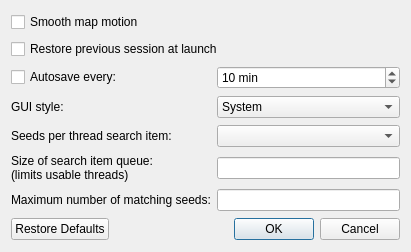
Old version of the form src/configdialog.ui in the repository Cubitect/cubiomes-viewer.
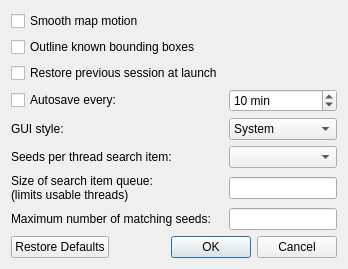
New version of the form. Icons and pictures are not drawn.

Commit message: Added some bounding boxes and quad structure fix 1) added bounding box outline to map view for some structures 2) added quad-structure indicators to map view 3) added spawn area to quad-structure dialog 4) fixed some incorrect values for quad-monument area 5) fixed end gateways for 1.17

Patch:
```diff
--- a/src/configdialog.ui
+++ b/src/configdialog.ui
@@ -2,14 +2,6 @@
 <ui version="4.0">
  <class>ConfigDialog</class>
  <widget class="QDialog" name="ConfigDialog">
-  <property name="geometry">
-   <rect>
-    <x>0</x>
-    <y>0</y>
-    <width>411</width>
-    <height>252</height>
-   </rect>
-  </property>
   <property name="windowTitle">
    <string>Preferences</string>
   </property>
@@ -18,14 +10,14 @@
     <normaloff>:/icons/map.png</normaloff>:/icons/map.png</iconset>
   </property>
   <layout class="QGridLayout" name="gridLayout">
-   <item row="8" column="0">
+   <item row="10" column="0">
     <widget class="QLabel" name="label_3">
      <property name="text">
       <string>Maximum number of matching seeds:</string>
      </property>
     </widget>
    </item>
-   <item row="9" column="0" colspan="2">
+   <item row="11" column="0" colspan="2">
     <widget class="QDialogButtonBox" name="buttonBox">
      <property name="orientation">
       <enum>Qt::Horizontal</enum>
@@ -35,7 +27,7 @@
      </property>
     </widget>
    </item>
-   <item row="7" column="0">
+   <item row="9" column="0">
     <widget class="QLabel" name="label_2">
      <property name="text">
       <string>Size of search item queue:
@@ -43,7 +35,7 @@
      </property>
     </widget>
    </item>
-   <item row="6" column="0">
+   <item row="8" column="0">
     <widget class="QLabel" name="label">
      <property name="text">
       <string>Seeds per thread search item:</string>
@@ -60,37 +52,30 @@
      </property>
     </widget>
    </item>
-   <item row="7" column="1">
+   <item row="9" column="1">
     <widget class="QLineEdit" name="lineQueueSize"/>
    </item>
-   <item row="3" column="0" colspan="2">
-    <widget class="QCheckBox" name="checkRestore">
-     <property name="text">
-      <string>Restore previous session at launch</string>
-     </property>
-    </widget>
-   </item>
-   <item row="6" column="1">
-    <widget class="QComboBox" name="cboxItemSize">
-     <property name="iconSize">
-      <size>
-       <width>0</width>
-       <height>16</height>
-      </size>
-     </property>
-    </widget>
-   </item>
    <item row="8" column="1">
+    <widget class="QComboBox" name="cboxItemSize">
+     <property name="iconSize">
+      <size>
+       <width>0</width>
+       <height>16</height>
+      </size>
+     </property>
+    </widget>
+   </item>
+   <item row="10" column="1">
     <widget class="QLineEdit" name="lineMatching"/>
    </item>
-   <item row="4" column="0">
+   <item row="6" column="0">
     <widget class="QCheckBox" name="checkAutosave">
      <property name="text">
       <string>Autosave every:</string>
      </property>
     </widget>
    </item>
-   <item row="4" column="1">
+   <item row="6" column="1">
     <widget class="QSpinBox" name="spinAutosave">
      <property name="suffix">
       <string> min</string>
@@ -106,14 +91,14 @@
      </property>
     </widget>
    </item>
-   <item row="5" column="0">
+   <item row="7" column="0">
     <widget class="QLabel" name="label_4">
      <property name="text">
       <string>GUI style:</string>
      </property>
     </widget>
    </item>
-   <item row="5" column="1">
+   <item row="7" column="1">
     <widget class="QComboBox" name="comboStyle">
      <property name="iconSize">
       <size>
@@ -133,6 +118,20 @@
      </item>
     </widget>
    </item>
+   <item row="3" column="0" colspan="2">
+    <widget class="QCheckBox" name="checkBBoxes">
+     <property name="text">
+      <string>Outline known bounding boxes</string>
+     </property>
+    </widget>
+   </item>
+   <item row="4" column="0">
+    <widget class="QCheckBox" name="checkRestore">
+     <property name="text">
+      <string>Restore previous session at launch</string>
+     </property>
+    </widget>
+   </item>
   </layout>
  </widget>
  <resources>
```
The commit also changes 17 other files.
